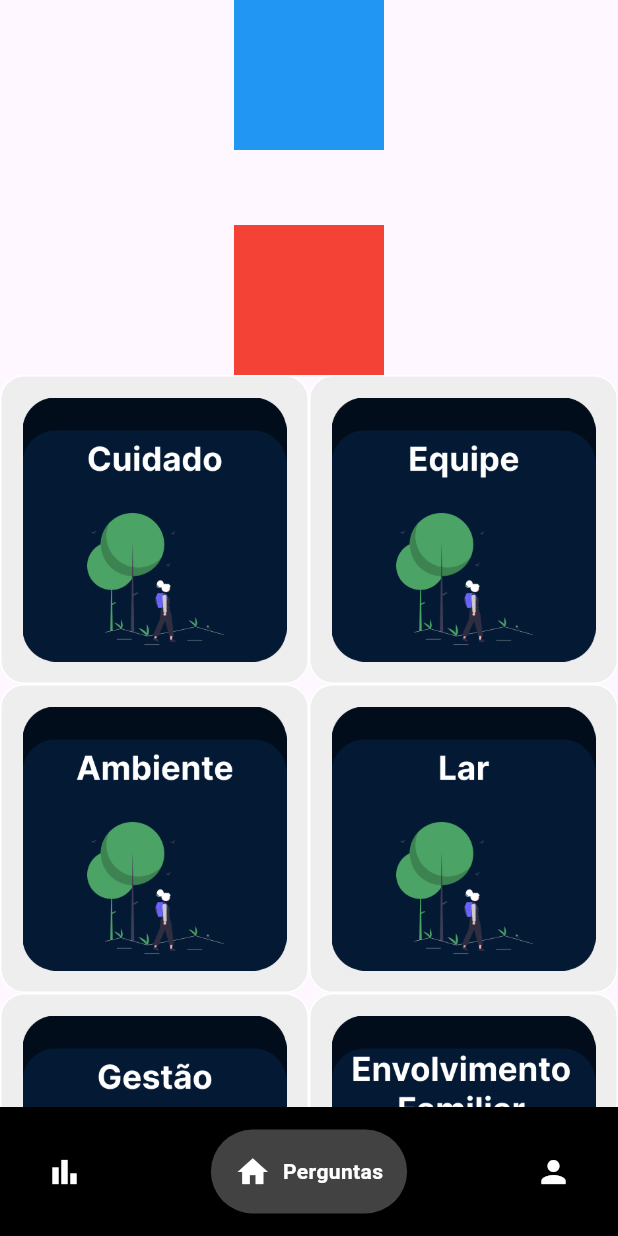
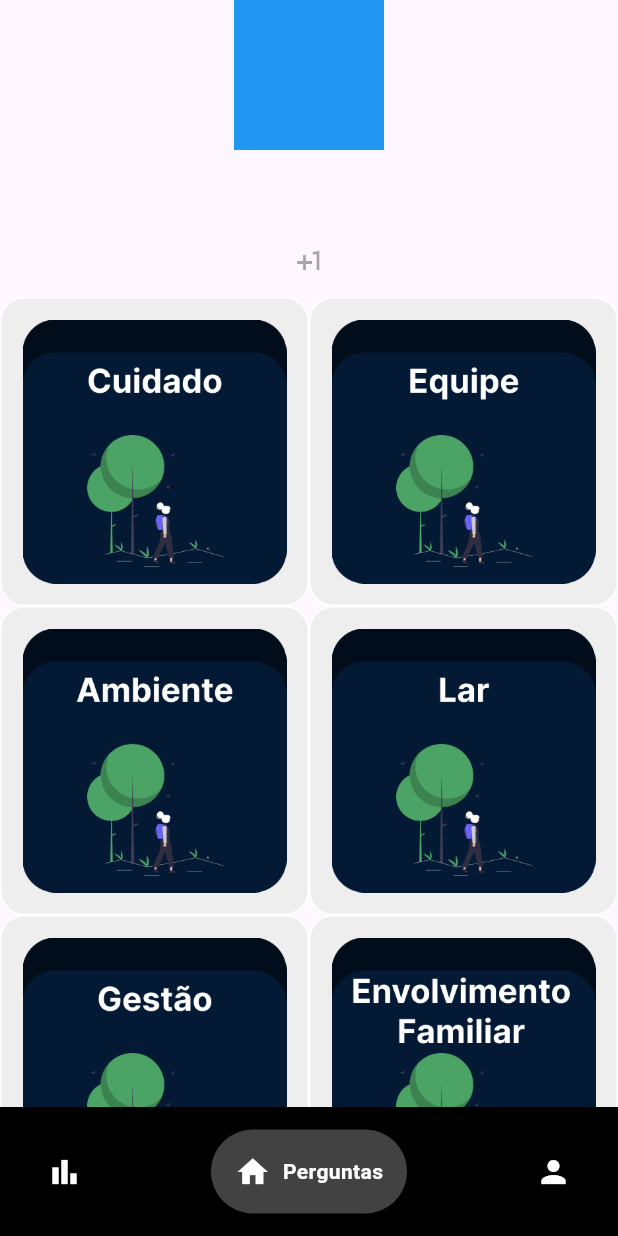
Before and after one commit to gaiascosta/AvaliApp, a Flutter app: the screen it shows once a user with an empty profile is signed in, on a phone screen of 412 x 824 dp. Run offline on Flutter 3.47's test engine with Material 3 defaults, Android fonts, the light colour scheme and no system bars; drawn by our look-alikes of google_nav_bar; our stand-ins replace cloud_firestore, firebase_auth, firebase_core, google_sign_in; accounts and stored records are empty.

Commit message:
Começando a trabalhar o armazenamento individual de cada usuário

```diff
--- a/lib/pages/home_page.dart
+++ b/lib/pages/home_page.dart
@@ -17,9 +17,9 @@ class _HomePageState extends State<HomePage> {
 
   int _currentIndex = 1;
   final tabs = [
-    DataPage(),
-    QuestionsPage(),
-    ProfilePage(),
+    const DataPage(),
+    const QuestionsPage(),
+    const ProfilePage(),
   ];
 
   @override
--- a/lib/pages/questions_page.dart
+++ b/lib/pages/questions_page.dart
@@ -1,8 +1,10 @@
 import 'package:avaliapp/components/square_tile.dart';
 import 'package:flutter/material.dart';
+import 'package:cloud_firestore/cloud_firestore.dart';
+import 'package:firebase_auth/firebase_auth.dart';
 
 class QuestionsPage extends StatelessWidget {
-  QuestionsPage({Key? key});
+  const QuestionsPage({super.key});
 
   @override
   Widget build(BuildContext context) {
@@ -18,17 +20,32 @@ class QuestionsPage extends StatelessWidget {
                   width: 100,
                 ),
                 const SizedBox(height: 50),
-                Container(
-                  color: Colors.red,
-                  height: 100,
-                  width: 100,
+                /////Esse ícone é apenas uma função teste de escrita das respostas dos usuários no DB/////
+                IconButton(
+                  onPressed: (List<String> answers) {
+                    User? user = FirebaseAuth.instance.currentUser;
+                    if (user != null) {
+                      FirebaseFirestore.instance
+                          .collection('users')
+                          .doc(user.email)
+                          .set({
+                        'answers': answers,
+                      });
+                    }
+                  }(["1", "2"]),
+                  icon: const Icon(Icons.plus_one),
                 ),
+                //////////////////////////////////////////////////////////////////////////////////////////
                 GridView.builder(
-                  gridDelegate: SliverGridDelegateWithFixedCrossAxisCount(crossAxisCount: 2),
+                  gridDelegate: const SliverGridDelegateWithFixedCrossAxisCount(
+                      crossAxisCount: 2),
                   itemCount: 6,
                   shrinkWrap: true,
-                  physics: NeverScrollableScrollPhysics(),
-                  itemBuilder: (context, index) => SquareTile(imagePath: 'lib/images/Frame$index.png', height: 60, onTap: (){}),
+                  physics: const NeverScrollableScrollPhysics(),
+                  itemBuilder: (context, index) => SquareTile(
+                      imagePath: 'lib/images/Frame$index.png',
+                      height: 60,
+                      onTap: () {}),
                 ),
                 Container(
                   color: Colors.red,
--- a/pubspec.yaml
+++ b/pubspec.yaml
@@ -39,6 +39,7 @@ dependencies:
   firebase_auth: ^4.15.3
   google_nav_bar: ^5.0.6
   google_sign_in: ^6.2.0
+  cloud_firestore: ^4.13.6
 
 dev_dependencies:
   flutter_test:
```
Also changed, not shown: pubspec.lock.
